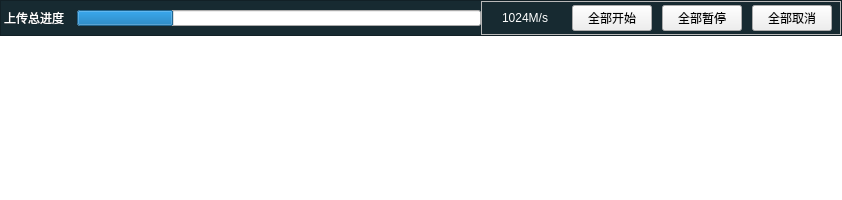
Before: the Qt Designer form VideoPlayer/fileshandle/UploadFile.ui in huizhang556/pc-video-player, drawn with Qt 5.
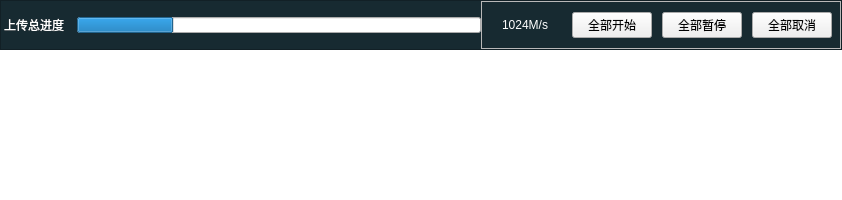
After: the same form once the commit is applied.

Diff of the .ui file:
```diff
--- a/VideoPlayer/fileshandle/UploadFile.ui
+++ b/VideoPlayer/fileshandle/UploadFile.ui
@@ -39,13 +39,13 @@
        <property name="minimumSize">
         <size>
          <width>0</width>
-         <height>36</height>
+         <height>50</height>
         </size>
        </property>
        <property name="maximumSize">
         <size>
          <width>16777215</width>
-         <height>36</height>
+         <height>50</height>
         </size>
        </property>
        <property name="styleSheet">
```
